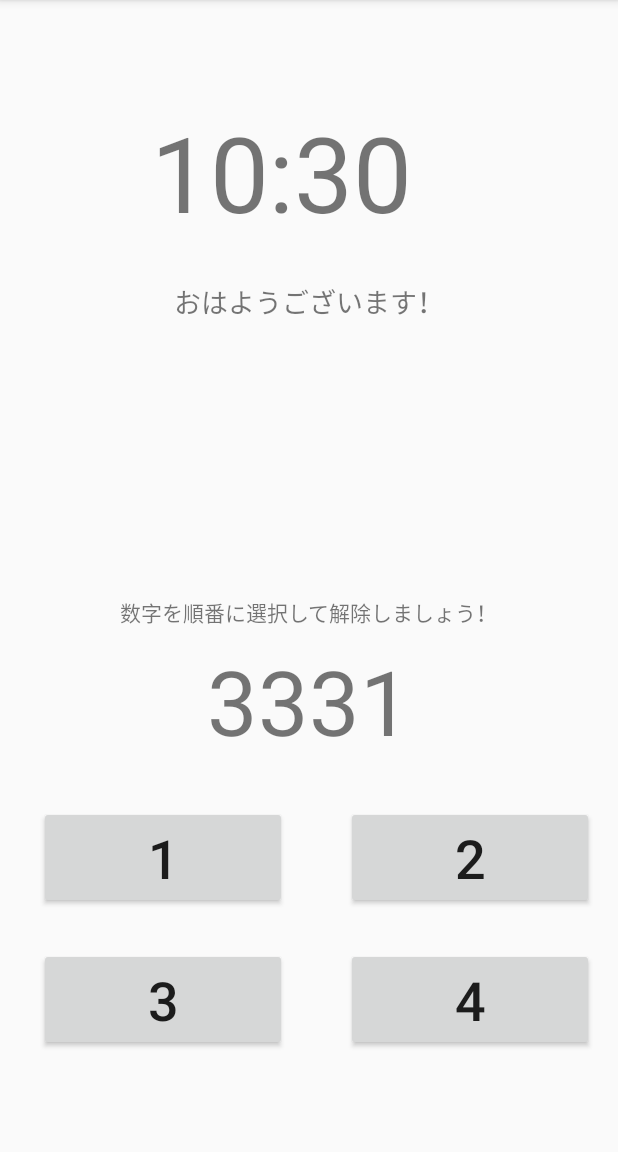
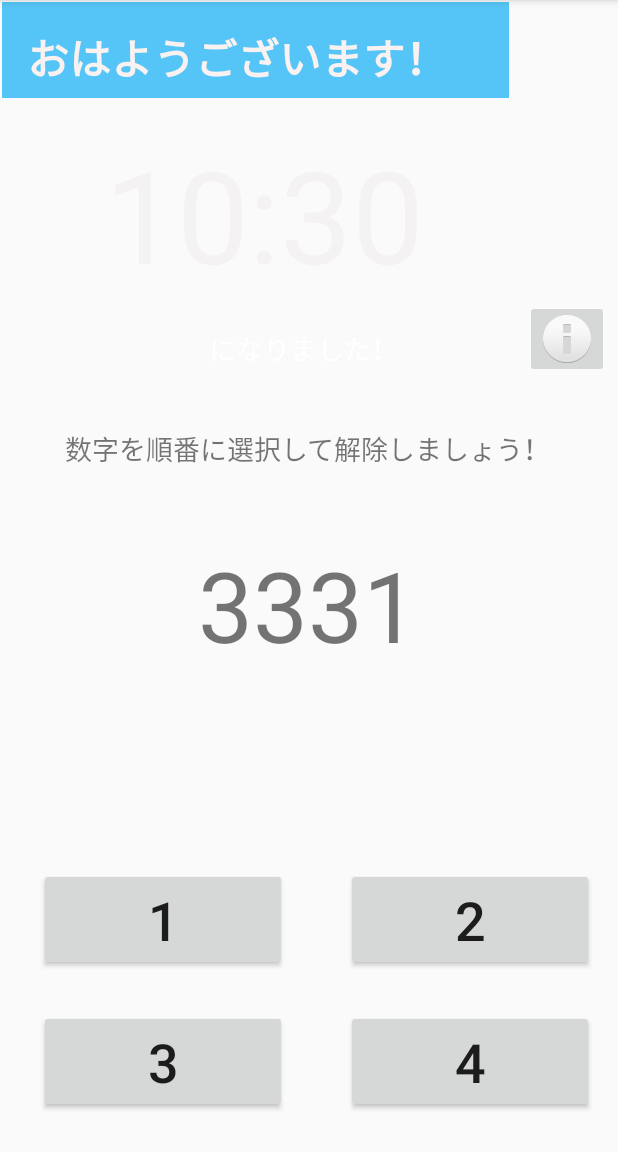
Before and after one commit to ryotaorolab/mezamasihigh, an Android app: the AlarmActivity screen opened directly, with no data from a screen before it, on a phone screen of 412 x 824 dp, the part 84-1236 px from its top. Run offline under Robolectric (Android 15) with nearby library versions, the phone set to English and light mode, and no system bars.

Commit message:
UIのデザイン変更 ヘルプ機能の追加

```diff
--- a/app/src/main/AndroidManifest.xml
+++ b/app/src/main/AndroidManifest.xml
@@ -11,7 +11,8 @@
         android:roundIcon="@mipmap/ic_launcher_round"
         android:supportsRtl="true"
         android:theme="@style/AppTheme">
-        <activity android:name=".UnlockActicity"></activity>
+        <activity android:name=".HelpActivity"></activity>
+        <activity android:name=".UnlockActicity" />
         <activity android:name=".ChangeTimeActivity" />
         <activity android:name=".AlarmActivity" />
         <activity android:name=".MainActivity">
--- a/app/src/main/java/com/mou78/mezamasihigh/AlarmActivity.java
+++ b/app/src/main/java/com/mou78/mezamasihigh/AlarmActivity.java
@@ -176,4 +176,9 @@ public class AlarmActivity extends AppCompatActivity {
         p.release();// メモリの解放
         p = null; // 音楽プレーヤーを破棄
     }
+    //help画面に移行
+    public void help(View v) {
+        Intent intent = new Intent(AlarmActivity.this, HelpActivity.class);
+        startActivity(intent);
+    }
 }
--- a/app/src/main/res/layout/activity_alarm2.xml
+++ b/app/src/main/res/layout/activity_alarm2.xml
@@ -6,100 +6,149 @@
     android:layout_height="match_parent"
     tools:context=".AlarmActivity">
 
-    <TextView
-        android:id="@+id/textView3"
-        android:layout_width="wrap_content"
+    <Button
+        android:id="@+id/button11"
+        android:layout_width="165dp"
         android:layout_height="wrap_content"
-        android:layout_marginTop="68dp"
-        android:layout_marginEnd="21dp"
-        android:text="9:41"
-        android:textSize="70sp"
-        app:layout_constraintEnd_toEndOf="@+id/textView4"
-        app:layout_constraintTop_toTopOf="parent" />
+        android:layout_marginEnd="16dp"
+        android:layout_marginBottom="26dp"
+        android:onClick="number4"
+        android:text="4"
+        android:textSize="36sp"
+        app:layout_constraintBottom_toBottomOf="parent"
+        app:layout_constraintEnd_toEndOf="parent" />
+
+    <Button
+        android:id="@+id/button7"
+        android:layout_width="0dp"
+        android:layout_height="wrap_content"
+        android:onClick="number2"
+        android:text="2"
+        android:textSize="36sp"
+        app:layout_constraintBaseline_toBaselineOf="@+id/button9"
+        app:layout_constraintEnd_toEndOf="@+id/button11"
+        app:layout_constraintStart_toStartOf="@+id/button11" />
+
+    <Button
+        android:id="@+id/button10"
+        android:layout_width="165dp"
+        android:layout_height="wrap_content"
+        android:layout_marginStart="26dp"
+        android:layout_marginBottom="26dp"
+        android:onClick="number3"
+        android:text="3"
+        android:textSize="36sp"
+        app:layout_constraintBottom_toBottomOf="parent"
+        app:layout_constraintStart_toStartOf="parent" />
+
+    <Button
+        android:id="@+id/button9"
+        android:layout_width="0dp"
+        android:layout_height="wrap_content"
+        android:layout_marginBottom="26dp"
+        android:onClick="number1"
+        android:text="1"
+        android:textSize="36sp"
+        app:layout_constraintBottom_toTopOf="@+id/button10"
+        app:layout_constraintEnd_toEndOf="@+id/button10"
+        app:layout_constraintStart_toStartOf="@+id/button10" />
 
     <TextView
         android:id="@+id/textView5"
         android:layout_width="wrap_content"
         android:layout_height="wrap_content"
-        android:layout_marginBottom="8dp"
+        android:layout_marginTop="24dp"
         android:text="数字を順番に選択して解除しましょう！"
-        app:layout_constraintBottom_toTopOf="@+id/textView6"
+        android:textSize="18sp"
         app:layout_constraintEnd_toEndOf="parent"
-        app:layout_constraintStart_toStartOf="parent" />
+        app:layout_constraintHorizontal_bias="0.494"
+        app:layout_constraintStart_toStartOf="parent"
+        app:layout_constraintTop_toBottomOf="@+id/constraintLayout" />
+
+    <TextView
+        android:id="@+id/textView6"
+        android:layout_width="wrap_content"
+        android:layout_height="wrap_content"
+        android:layout_marginTop="20dp"
+        android:text="1234"
+        android:textSize="65sp"
+        app:layout_constraintBottom_toTopOf="@+id/button9"
+        app:layout_constraintEnd_toEndOf="parent"
+        app:layout_constraintHorizontal_bias="0.498"
+        app:layout_constraintStart_toStartOf="parent"
+        app:layout_constraintTop_toBottomOf="@+id/textView5"
+        app:layout_constraintVertical_bias="0.168" />
+
+    <androidx.constraintlayout.widget.ConstraintLayout
+        android:id="@+id/constraintLayout"
+        android:layout_width="wrap_content"
+        android:layout_height="261dp"
+        android:background="#2C2C2C"
+        app:layout_constraintStart_toStartOf="parent"
+        app:layout_constraintTop_toTopOf="parent">
+
+    </androidx.constraintlayout.widget.ConstraintLayout>
+
+    <ImageButton
+        android:id="@+id/imageButton"
+        android:layout_width="wrap_content"
+        android:layout_height="wrap_content"
+        android:layout_marginEnd="6dp"
+        android:layout_marginBottom="9dp"
+        android:onClick="help"
+        app:layout_constraintBottom_toBottomOf="@+id/constraintLayout"
+        app:layout_constraintEnd_toEndOf="parent"
+        app:srcCompat="@android:drawable/ic_dialog_info" />
+
+    <TextView
+        android:id="@+id/textView3"
+        android:layout_width="wrap_content"
+        android:layout_height="wrap_content"
+        android:layout_marginTop="26dp"
+        android:layout_marginEnd="15dp"
+        android:text="9:41"
+        android:textColor="#F4F2F2"
+        android:textSize="85sp"
+        app:layout_constraintEnd_toEndOf="@+id/textView4"
+        app:layout_constraintTop_toBottomOf="@+id/textView4" />
+
+    <TextView
+        android:id="@+id/textView12"
+        android:layout_width="wrap_content"
+        android:layout_height="wrap_content"
+        android:layout_marginTop="19dp"
+        android:layout_marginEnd="17dp"
+        android:text="になりました！"
+        android:textColor="#FFFFFF"
+        android:textSize="18sp"
+        app:layout_constraintEnd_toEndOf="@+id/textView3"
+        app:layout_constraintTop_toBottomOf="@+id/textView3" />
+
+    <androidx.constraintlayout.widget.ConstraintLayout
+        android:id="@+id/constraintLayout2"
+        android:layout_width="338dp"
+        android:layout_height="0dp"
+        android:layout_marginStart="1dp"
+        android:layout_marginTop="1dp"
+        android:layout_marginBottom="20dp"
+        android:background="#A903A9F4"
+        app:layout_constraintBottom_toTopOf="@+id/textView3"
+        app:layout_constraintStart_toStartOf="@+id/constraintLayout"
+        app:layout_constraintTop_toTopOf="parent">
+
+    </androidx.constraintlayout.widget.ConstraintLayout>
 
     <TextView
         android:id="@+id/textView4"
         android:layout_width="wrap_content"
         android:layout_height="wrap_content"
-        android:layout_marginTop="26dp"
+        android:layout_marginStart="18dp"
+        android:layout_marginTop="17dp"
         android:text="おはようございます！"
-        android:textSize="18sp"
-        app:layout_constraintEnd_toEndOf="parent"
+        android:textColor="#FAF1F1"
+        android:textSize="28sp"
+        android:textStyle="bold"
         app:layout_constraintStart_toStartOf="parent"
-        app:layout_constraintTop_toBottomOf="@+id/textView3" />
-
-    <Button
-        android:id="@+id/button11"
-        android:layout_width="0dp"
-        android:layout_height="wrap_content"
-        android:layout_marginEnd="16dp"
-        android:layout_marginBottom="67dp"
-        android:onClick="number4"
-        android:text="4"
-        android:textSize="36sp"
-        app:layout_constraintBottom_toBottomOf="parent"
-        app:layout_constraintEnd_toEndOf="parent"
-        app:layout_constraintStart_toEndOf="@+id/button10" />
-
-    <Button
-        android:id="@+id/button9"
-        android:layout_width="0dp"
-        android:layout_height="wrap_content"
-        android:layout_marginStart="26dp"
-        android:layout_marginEnd="39dp"
-        android:layout_marginBottom="26dp"
-        android:onClick="number1"
-        android:text="1"
-        android:textSize="36sp"
-        app:layout_constraintBottom_toTopOf="@+id/button10"
-        app:layout_constraintEnd_toStartOf="@+id/button7"
-        app:layout_constraintStart_toStartOf="parent" />
-
-    <Button
-        android:id="@+id/button7"
-        android:layout_width="0dp"
-        android:layout_height="wrap_content"
-        android:layout_marginEnd="16dp"
-        android:onClick="number2"
-        android:text="2"
-        android:textSize="36sp"
-        app:layout_constraintBaseline_toBaselineOf="@+id/button9"
-        app:layout_constraintEnd_toEndOf="parent"
-        app:layout_constraintStart_toEndOf="@+id/button9" />
-
-    <Button
-        android:id="@+id/button10"
-        android:layout_width="0dp"
-        android:layout_height="wrap_content"
-        android:layout_marginStart="26dp"
-        android:layout_marginEnd="39dp"
-        android:layout_marginBottom="67dp"
-        android:onClick="number3"
-        android:text="3"
-        android:textSize="36sp"
-        app:layout_constraintBottom_toBottomOf="parent"
-        app:layout_constraintEnd_toStartOf="@+id/button11"
-        app:layout_constraintStart_toStartOf="parent" />
-
-    <TextView
-        android:id="@+id/textView6"
-        android:layout_width="wrap_content"
-        android:layout_height="wrap_content"
-        android:layout_marginBottom="30dp"
-        android:text="1234"
-        android:textSize="60sp"
-        app:layout_constraintBottom_toTopOf="@+id/button7"
-        app:layout_constraintEnd_toEndOf="parent"
-        app:layout_constraintStart_toStartOf="parent" />
+        app:layout_constraintTop_toTopOf="parent" />
 
 </androidx.constraintlayout.widget.ConstraintLayout>
```
Also changed, not shown: app/src/main/java/com/mou78/mezamasihigh/HelpActivity.java (added, +19 -0 lines), app/src/main/res/layout/activity_changetime.xml (+37 -12 lines), app/src/main/res/layout/activity_help.xml (added, +52 -0 lines), app/src/main/res/layout/activity_main.xml (+19 -11 lines), app/src/main/res/drawable-v24/helpimage.png (added), app/src/main/res/drawable-v24/helpimage2.png (added), app/src/main/res/drawable-v24/helpimage3.png (added).
